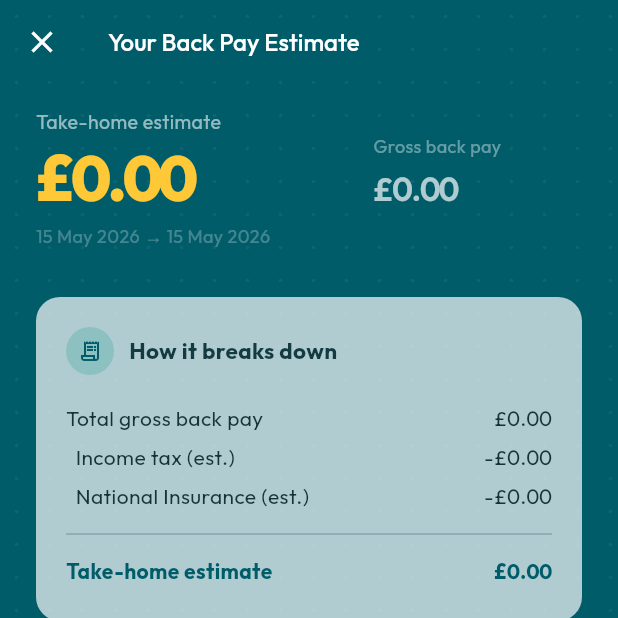
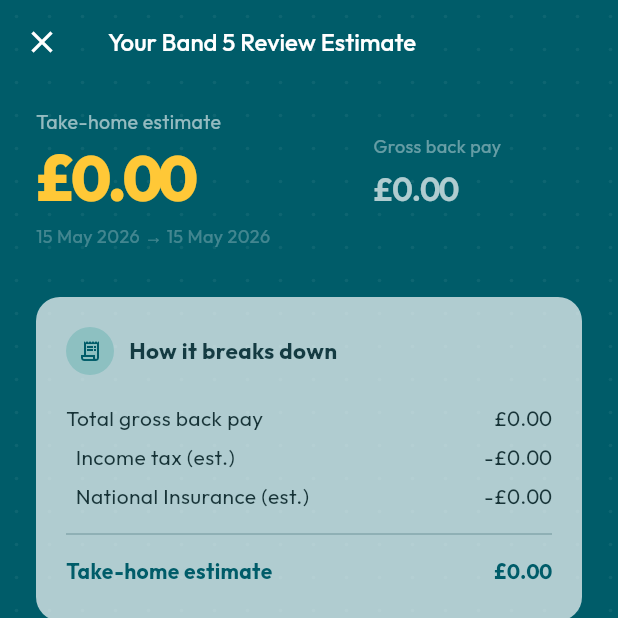
Before and after one commit to neile0/band-5-back-pay-calculator, a Flutter app: the _ResultScreen screen opened directly with empty values, on a phone screen of 412 x 824 dp, the top half of it. Run offline on Flutter 3.47's test engine with Material 3 defaults, Android fonts, the phone set to English and light mode, and no system bars; our stand-ins replace google_fonts; missing offline and left inert: dart:html.

Commit message:
rebrand: "Back Pay Calculator" → "Band 5 Review Calculator"
Updates every user-facing name string to match what nurses are already
searching for, and what the domain (band-5-review-calculator.scot) says.
Adds keywords meta tag and improves the page title / manifest name for SEO.

Co-Authored-By: Claude Sonnet 4.6 <noreply@anthropic.com>

```diff
--- a/lib/calculator_page.dart
+++ b/lib/calculator_page.dart
@@ -257,7 +257,7 @@ class _CalculatorPageState extends State<CalculatorPage>
                   ),
                   const SizedBox(height: 14),
                   Text(
-                    'Back Pay\nCalculator',
+                    'Band 5 Review\nCalculator',
                     style: GoogleFonts.outfit(
                       color: Colors.white,
                       fontSize: 36,
@@ -268,7 +268,7 @@ class _CalculatorPageState extends State<CalculatorPage>
                   ),
                   const SizedBox(height: 10),
                   Text(
-                    'Band 5 → Band 6  ·  Find out what you\'re owed.',
+                    'Band 5 → Band 6  ·  Find out what back pay you\'re owed.',
                     style: GoogleFonts.outfit(
                       color: Colors.white.withValues(alpha: 0.58),
                       fontSize: 13,
@@ -1039,7 +1039,7 @@ class _ResultScreenState extends State<_ResultScreen>
                     icon: const Icon(Icons.close),
                     onPressed: () => Navigator.of(context).pop(),
                   ),
-                  title: const Text('Your Back Pay Estimate',
+                  title: const Text('Your Band 5 Review Estimate',
                       style: TextStyle(
                           fontSize: 16, fontWeight: FontWeight.w500)),
                 ),
--- a/lib/main.dart
+++ b/lib/main.dart
@@ -32,7 +32,7 @@ class BackPayApp extends StatelessWidget {
     );
 
     return MaterialApp(
-      title: 'NHS Scotland Band 5 Back Pay Calculator',
+      title: 'Band 5 Review Calculator',
       debugShowCheckedModeBanner: false,
       theme: base.copyWith(
         textTheme: GoogleFonts.outfitTextTheme(base.textTheme).apply(
```
Also changed, not shown: 2 other files.
